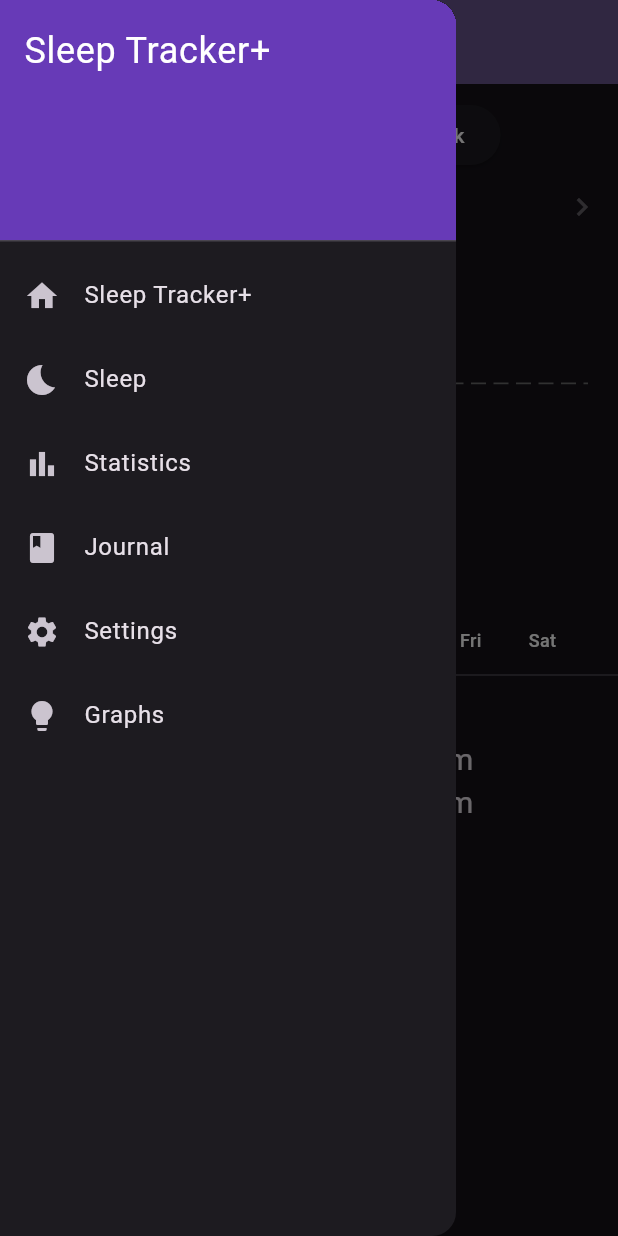
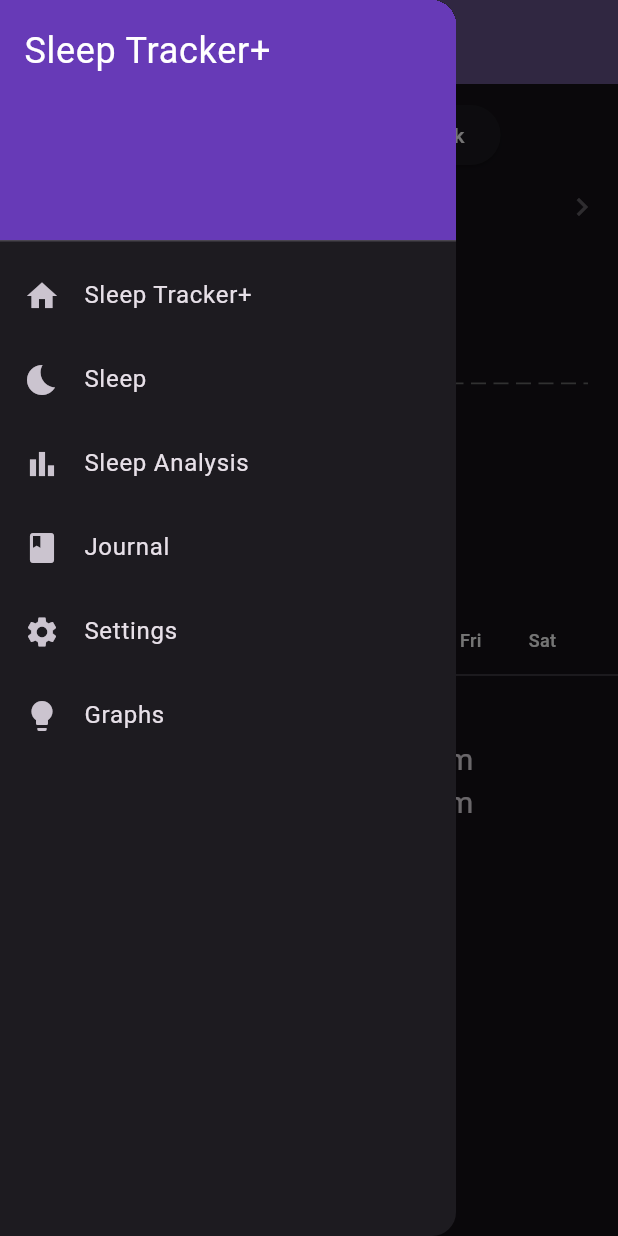
Before and after one commit to COMP490-SleepTracker/SleepTrackerApp, a Flutter app: the BarGraphPage screen opened directly, with the side drawer open, on a phone screen of 412 x 824 dp. Run offline on Flutter 3.47's test engine with Material 3 defaults, Android fonts, the phone set to English and light mode, and no system bars; drawn by our look-alikes of fl_chart; our stand-ins replace calendar_timeline, firebase_auth, firebase_core, firebase_database, flutter_local_notifications, flutter_secure_storage and 6 more; missing offline and left inert: alarm, health, light; accounts and stored records are empty.

Commit message:
Minor Fixes in Analysis page

```diff
--- a/lib/HealthStuff/SleepRequest.dart
+++ b/lib/HealthStuff/SleepRequest.dart
@@ -1,5 +1,8 @@
+import 'package:flutter/widgets.dart';
 import 'package:health/health.dart';
 import 'package:sleeptrackerapp/Model/DataManager/SecureStorage.dart';
+import 'package:sleeptrackerapp/Widgets/StepGraph.dart';
+
 
 class SleepRequest{
   List<HealthDataType> datatypes = [
@@ -23,6 +26,7 @@ class SleepRequest{
   double sleepDebtTemp = 0.0;
   DateTime today = DateTime.now();
   bool loaded = false;
+  List<Widget> sleepCharts = [Container(), Container(), Container(), Container(), Container(), Container(), Container()];
 
 
   //initialize healthdata for a specific week (Must be called first)
@@ -142,6 +146,8 @@ class SleepRequest{
     for(int i = 0; i < 7; i++){
       if(startTimes[i] == DateTime(0)) continue;
       double awake= 0, light = 0, rem = 0, deep = 0, asleep = 0, session = 0;
+      // double min = 0, max = 0;
+      // bool asleepS = false;
       DateTime end = endTimes[i];
       var toRemove = [];
 
@@ -165,9 +171,12 @@ class SleepRequest{
           break;
         case "SLEEP_ASLEEP":
           asleep += value;
+         // asleepS = true;
           break;
         case "SLEEP_SESSION":
           session += value;
+          // min = point.dateFrom.millisecondsSinceEpoch.toDouble();
+          // max = point.dateTo.millisecondsSinceEpoch.toDouble();
           break;
       }
       toRemove.add(point);
@@ -175,6 +184,7 @@ class SleepRequest{
       healthdata.removeWhere((element) => toRemove.contains(element));
       _setDataPoints(i,session, awake, rem, deep, light);
       weekScores[i] = _calculateScore(session, awake, rem, deep, light);
+      //sleepCharts[i] = SleepGraph(healthdata, max, min, asleepS);
     }
     weekAvg = _getAvg(sunday);
     _storeDataPoints(sunday);
--- a/lib/Pages/BarGraphPage.dart
+++ b/lib/Pages/BarGraphPage.dart
@@ -1,5 +1,6 @@
 import 'dart:collection';
 import 'package:flutter/material.dart';
+import 'package:health/health.dart';
 import 'package:intl/intl.dart';
 import 'package:sleeptrackerapp/Pages/NavigationPanel.dart';
 import 'package:sleeptrackerapp/Widgets/bar_graph/bar_graph_week.dart';
@@ -28,12 +29,14 @@ class BarGraphPageState extends State<BarGraphPage>{
   List<double> weeklyHours = [0,0,0,0,0,0,0];
   List<double> monthlySummary = [0,0,0,0,0];
   List<double> scoresWeek = [0,0,0,0,0,0,0];
+  List<Widget> sleepChart = [Container(),Container(),Container(),Container(),Container(),Container(),Container()];
   List<DateTime> startTimes = List.filled(7, DateTime(0));
   List<DateTime> endTimes = List.filled(7, DateTime(0));
 
   double avgSlept = 0.0;
   double sleepDebt = 0.0;
   double sleepDebtTemp = 0.0;
+
 
   bool weekEnabled = true;
   bool monthEnabled = false;
@@ -104,7 +107,7 @@ class BarGraphPageState extends State<BarGraphPage>{
             const Divider(),
             SizedBox( width: 300,height: 100,
               child: SleepDebt(weeklyHours: weeklyHours, sleepDebtTemp: sleepDebtTemp),
-            ),
+            ),   //snippet for sleep chart in score: sleepDisplay: sleepChart
             weekEnabled ? ScoreViewWidget(weekScores: scoresWeek, sunday: selectedDay, startTimes: startTimes, endTimes: endTimes)
             : const SizedBox()
         ],),
@@ -138,7 +141,7 @@ class BarGraphPageState extends State<BarGraphPage>{
   void setChartWeek() async {
     weekLabel = "${df.format(selectedDay)} - ${df.format(selectedDay.add(const Duration(days: 6)))}";
     if(!await request.tryReadStorage(selectedDay)){
-      setState(() {ready = false; weeklyHours = [0,0,0,0,0,0,0]; scoresWeek = [0,0,0,0,0,0,0]; avgSlept = 0;});
+      setState(() {ready = false; weeklyHours = [0,0,0,0,0,0,0]; scoresWeek = [0,0,0,0,0,0,0]; sleepChart = [Container(),Container(),Container(),Container(),Container(),Container(),Container()]; avgSlept = 0;});
       await request.weekSleepData(selectedDay);
     }
     weeklyHours = request.weekHours;
@@ -147,6 +150,7 @@ class BarGraphPageState extends State<BarGraphPage>{
     startTimes = request.startTimes;
     endTimes = request.endTimes;
     sleepDebtTemp = request.sleepDebtTemp;
+    sleepChart = request.sleepCharts;
     setState(() {ready = true;});
   }
 
--- a/lib/Pages/NavigationPanel.dart
+++ b/lib/Pages/NavigationPanel.dart
@@ -15,7 +15,7 @@ class NavigationPanel extends Drawer
   @override
   Widget build(BuildContext context) {
     List<Widget> pages = [const MainPage(title: 'Sleep Tracker+'), const SleepPage(title: 'Sleep'), const TestFitPage(title: 'Statistics'), const JournalPage(title: 'Journal'), const SettingsPage(title: 'Settings'), const BarGraphPage(title: 'Graphs')];
-    List<String> titles = ['Sleep Tracker+', 'Sleep', 'Statistics', 'Journal', 'Settings','Graphs'];
+    List<String> titles = ['Sleep Tracker+', 'Sleep', 'Sleep Analysis', 'Journal', 'Settings','Graphs'];
     List<Icon> icons = [const Icon(Icons.home), const Icon(Icons.bedtime), const Icon(Icons.bar_chart), const Icon(Icons.book), const Icon(Icons.settings), const Icon(Icons.lightbulb), const Icon(Icons.analytics_outlined)];
     List<Widget> navigationTiles = [];
     for (int i = 0; i < pages.length; i++)
--- a/lib/Pages/Statistics/TestFitPage.dart
+++ b/lib/Pages/Statistics/TestFitPage.dart
@@ -67,7 +67,6 @@ class _TestFitPageState extends State<TestFitPage> {
 
     }
 
-
     Future<void> moveRight() async {
       DateTime currentDate = DateTime.parse(date.text);
       final right = currentDate.add(const Duration(days: 1));
@@ -84,14 +83,14 @@ class _TestFitPageState extends State<TestFitPage> {
       drawer: const NavigationPanel(),
       body: Column(
         crossAxisAlignment: CrossAxisAlignment.stretch,
+     //   mainAxisAlignment: MainAxisAlignment.center,
         children: [
           Center(
               child: Padding(
             padding: EdgeInsets.only(
                 top: 3,
                 bottom: 10,
-                right: 90,
-                ), //test single child scroll widgetselectedDay.subtract(const Duration(days: 7))
+                ),
             child:
 
             Row(
--- a/lib/Widgets/heartRate.dart
+++ b/lib/Widgets/heartRate.dart
@@ -79,8 +79,10 @@ class heartRateGraph extends StatelessWidget {
               // (value,meta) {
               //   const style = TextStyle(fontWeight: FontWeight.bold);
               //   if(value == minX){
+              //     print('min heart ${DateFormat('HH:mm a').format(DateTime.fromMillisecondsSinceEpoch(minX.toInt()))}');
               //     return Text(DateFormat('HH:mm a').format(DateTime.fromMillisecondsSinceEpoch(minX.toInt())), style: style);
               //   } else if (value == maxX){
+              //     print('max heart ${DateFormat('HH:mm a').format(DateTime.fromMillisecondsSinceEpoch(maxX.toInt()))}');
               //      return
               //      Container(padding: const EdgeInsets.only(right: 25),child:
               //       Text(DateFormat('HH:mm a').format(DateTime.fromMillisecondsSinceEpoch(maxX.toInt())), style:style));
```
Also changed, not shown: lib/HealthStuff/healthRequest.dart (+9 -2 lines), lib/Widgets/ScoreViewer.dart (+11 -3 lines), lib/Widgets/SleepScore.dart (+9 -1 lines), lib/Widgets/StepGraph.dart (+10 -2 lines).
